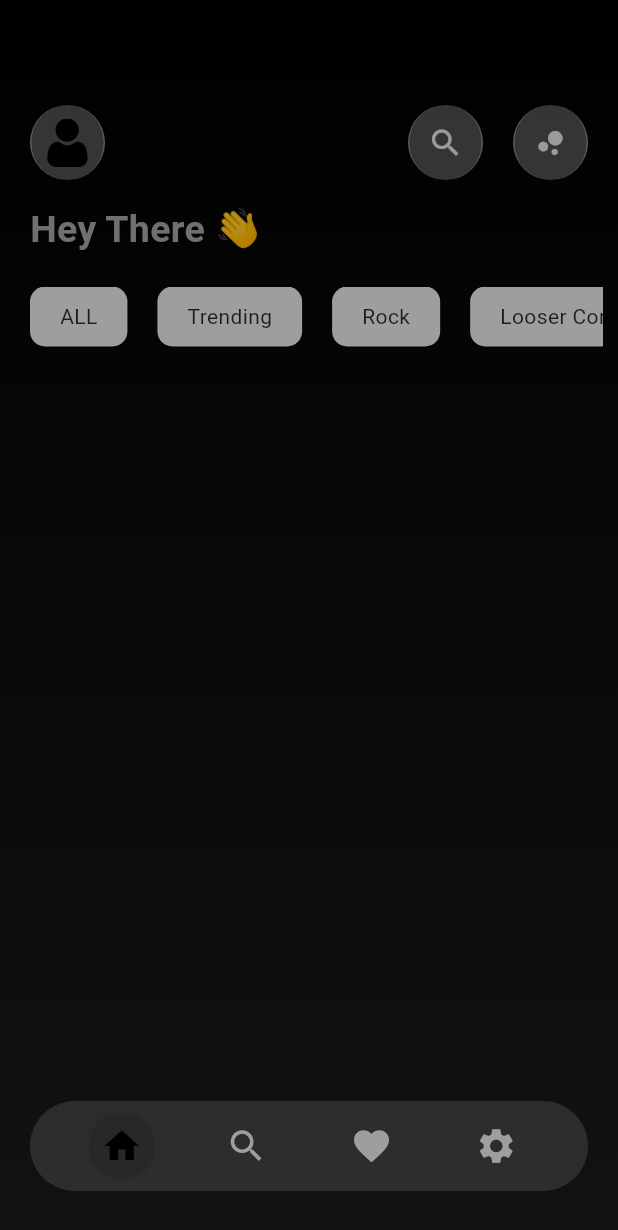
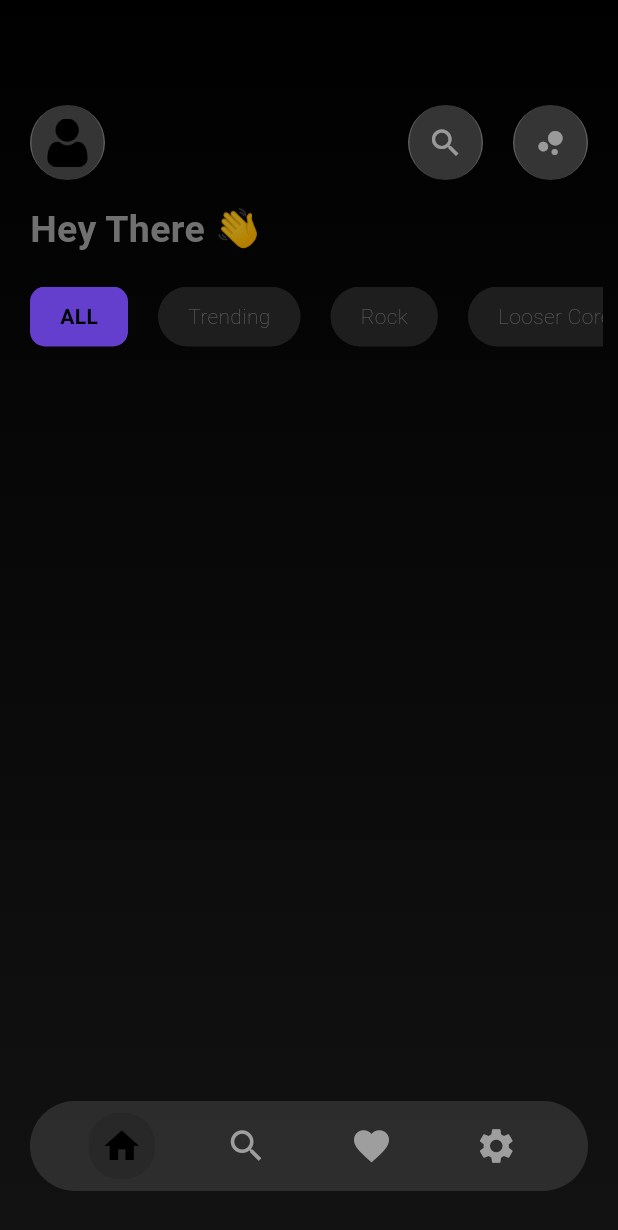
Before and after one commit to MridulSharma2552007/Bit_M, a Flutter app: the screen it shows after launch, on a phone screen of 412 x 824 dp. Shown: the top 1230 px of the screen. Run offline on Flutter 3.47's test engine with Material 3 defaults, Android fonts, the phone set to English and light mode, and no system bars; our stand-ins replace just_audio, typewritertext, video_player.

Commit message:
Enhance category selection in Home screen; implement tap feedback and dynamic styling for selected category

```diff
--- a/lib/roots/home.dart
+++ b/lib/roots/home.dart
@@ -9,6 +9,7 @@ class Home extends StatefulWidget {
 }
 
 class _HomeState extends State<Home> {
+  int selectedIndex = 0;
   final List category = ['ALL', 'Trending', 'Rock', 'Looser Core'];
   @override
   Widget build(BuildContext context) {
@@ -57,18 +58,39 @@ class _HomeState extends State<Home> {
                       final allcat = category[index];
                       return Padding(
                         padding: const EdgeInsets.symmetric(horizontal: 10),
+                        child: GestureDetector(
+                          onTap: () {
+                            setState(() {
+                              selectedIndex = index;
+                            });
+                          },
                           child: Container(
                             height: 30,
                             decoration: BoxDecoration(
-                            color: Colors.grey,
-                            borderRadius: BorderRadius.circular(10),
+                              color: selectedIndex == index
+                                  ? Colors.deepPurpleAccent.withOpacity(0.8)
+                                  : Colors.white.withOpacity(0.1),
+                              borderRadius: selectedIndex == index
+                                  ? BorderRadius.circular(10)
+                                  : BorderRadius.circular(100),
                             ),
                             child: Center(
                               child: Padding(
                                 padding: const EdgeInsets.symmetric(
                                   horizontal: 20,
                                 ),
-                              child: Text(allcat),
+                                child: Text(
+                                  allcat,
+                                  style: TextStyle(
+                                    color: selectedIndex == index
+                                        ? Colors.black
+                                        : Colors.grey.withValues(alpha: 0.5),
+                                    fontWeight: selectedIndex == index
+                                        ? FontWeight.bold
+                                        : FontWeight.w100,
+                                  ),
+                                ),
+                              ),
                             ),
                           ),
                         ),
```
Lines whose indentation alone changed are shown as unchanged.
